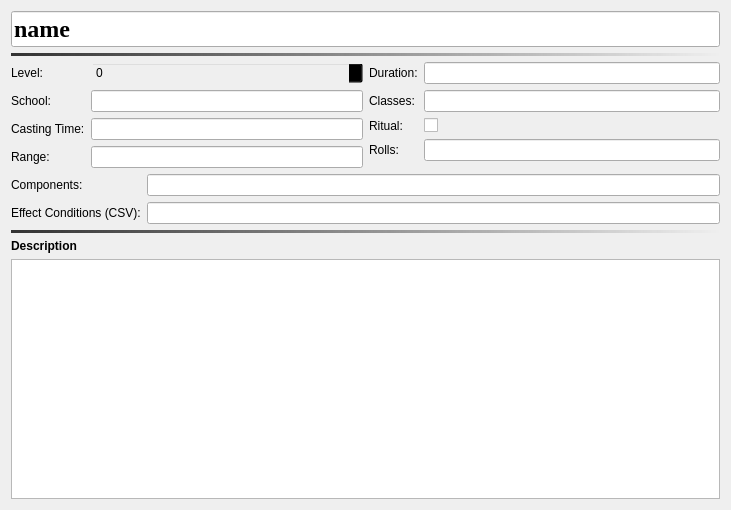
Old version of the form DMHelper/src/resources/ui/spellbook5e.ui in the repository MMetze/DMHelper.
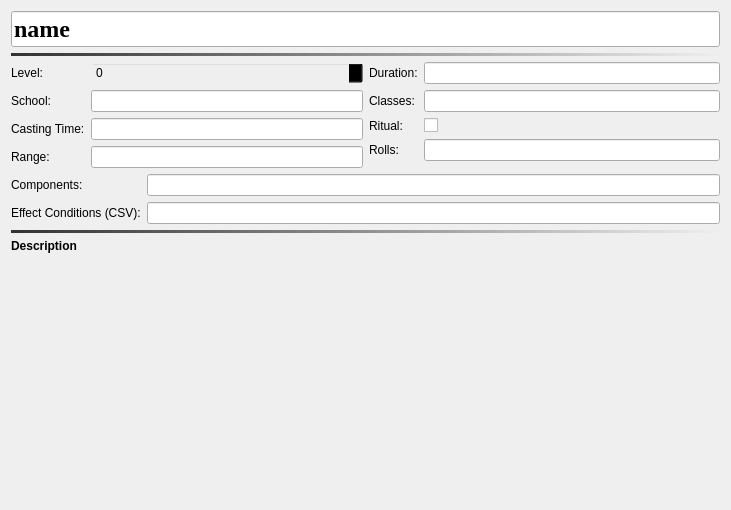
New version of the form. Icons and pictures are not drawn.

```diff
--- a/DMHelper/src/resources/ui/spellbook5e.ui
+++ b/DMHelper/src/resources/ui/spellbook5e.ui
@@ -262,6 +262,9 @@
      </item>
      <item>
       <widget class="QTextEdit" name="txtDescription">
+       <property name="styleSheet">
+        <string notr="true">background: transparent;</string>
+       </property>
        <property name="markdown">
         <string/>
        </property>
```
